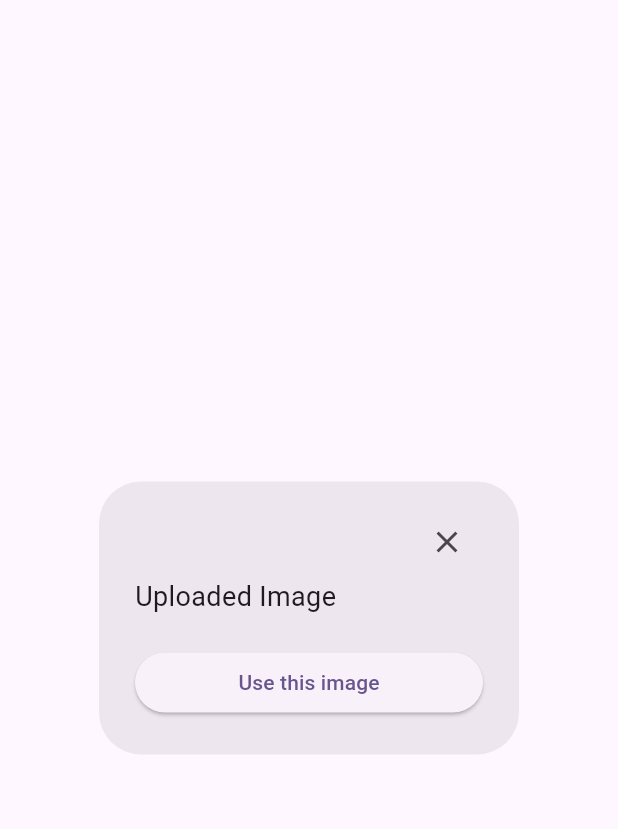
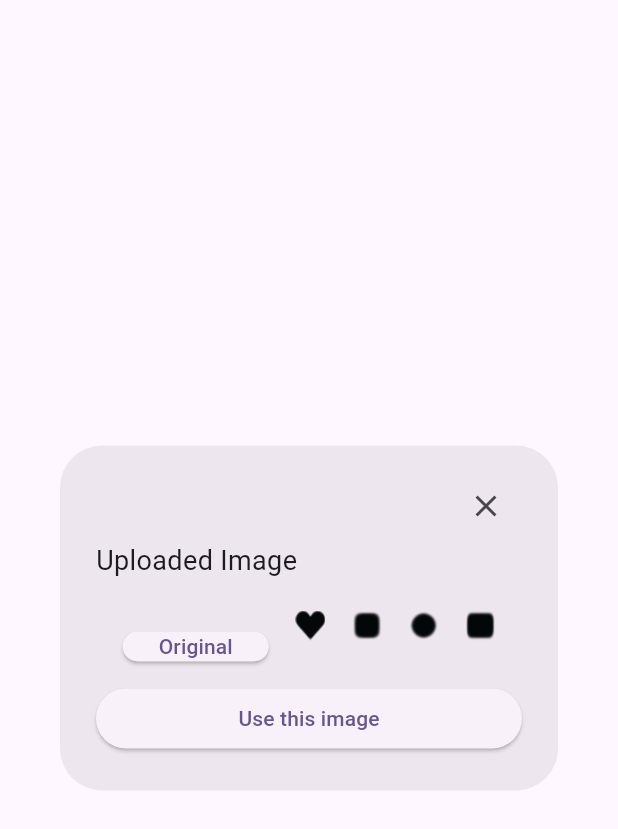
Before and after one commit to iamRahul21/add-image-and-edit-feature-flutter, a Flutter app: the CustomPopup widget shown alone on an empty page, opened directly, on a phone screen of 412 x 824 dp. Shown: the top 829 px of the screen. Run offline on Flutter 3.47's test engine with Material 3 defaults, Android fonts, the phone set to English and light mode, and no system bars; our stand-ins replace image_cropper, image_picker.

Commit message:
more buttons added

```diff
--- a/lib/custom_popup.dart
+++ b/lib/custom_popup.dart
@@ -3,15 +3,28 @@ import 'package:flutter/material.dart';
 class CustomPopup extends StatelessWidget {
   final VoidCallback onClose;
   final VoidCallback onSelect;
+  final VoidCallback onButton1Pressed;
+  final VoidCallback onButton2Pressed;
+  final VoidCallback onButton3Pressed;
+  final VoidCallback onButton4Pressed;
+  final VoidCallback onButton5Pressed;
 
   const CustomPopup({
-    super.key,
+    Key? key,
     required this.onClose,
     required this.onSelect,
-  });
+    required this.onButton1Pressed,
+    required this.onButton2Pressed,
+    required this.onButton3Pressed,
+    required this.onButton4Pressed,
+    required this.onButton5Pressed,
+  }) : super(key: key);
 
   @override
   Widget build(BuildContext context) {
+    double screenWidth = MediaQuery.of(context).size.width;
+    double popupWidth = screenWidth * 0.95; // 95% of screen width
+
     return AlertDialog(
       content: Column(
         mainAxisSize: MainAxisSize.min,
@@ -32,7 +45,67 @@ class CustomPopup extends StatelessWidget {
           ),
           const SizedBox(height: 20),
           SizedBox(
-            width: double.infinity,
+            width: popupWidth,
+            child: Wrap(
+              alignment: WrapAlignment.spaceEvenly,
+              children: [
+                ElevatedButton(
+                  onPressed: onButton1Pressed,
+                  style: ElevatedButton.styleFrom(
+                    // padding: EdgeInsets.zero,
+                    minimumSize: const Size(2, 2), // Set minimum size to 2x2
+                  ),
+                  child: const Text('Original'),
+                ),
+                GestureDetector(
+                  onTap: onButton2Pressed,
+                  child: SizedBox(
+                    width: 20,
+                    height: 20,
+                    child: Image.asset(
+                      'asset/user_image_frame_1.png',
+                      fit: BoxFit.fill, // Fill the entire button area
+                    ),
+                  ),
+                ),
+                GestureDetector(
+                  onTap: onButton3Pressed,
+                  child: SizedBox(
+                    width: 20,
+                    height: 20,
+                    child: Image.asset(
+                      'asset/user_image_frame_2.png',
+                      fit: BoxFit.fill, // Fill the entire button area
+                    ),
+                  ),
+                ),
+                GestureDetector(
+                  onTap: onButton4Pressed,
+                  child: SizedBox(
+                    width: 20,
+                    height: 20,
+                    child: Image.asset(
+                      'asset/user_image_frame_3.png',
+                      fit: BoxFit.fill, // Fill the entire button area
+                    ),
+                  ),
+                ),
+                GestureDetector(
+                  onTap: onButton5Pressed,
+                  child: SizedBox(
+                    width: 20,
+                    height: 20,
+                    child: Image.asset(
+                      'asset/user_image_frame_4.png',
+                      fit: BoxFit.fill, // Fill the entire button area
+                    ),
+                  ),
+                ),
+              ],
+            ),
+          ),
+          SizedBox(
+            width: popupWidth,
             child: ElevatedButton(
               onPressed: onSelect,
               child: const Text('Use this image'),
--- a/lib/image_editing_page.dart
+++ b/lib/image_editing_page.dart
@@ -1,4 +1,4 @@
-// ignore_for_file: library_private_types_in_public_api, use_build_context_synchronously
+// ignore_for_file: use_build_context_synchronously
 
 import 'dart:io';
 import 'dart:typed_data';
@@ -10,7 +10,7 @@ import 'custom_popup.dart'; // Import the CustomPopup widget
 class ImageEditingPage extends StatefulWidget {
   final String imagePath;
 
-  const ImageEditingPage({super.key, required this.imagePath});
+  const ImageEditingPage({Key? key, required this.imagePath}) : super(key: key);
 
   @override
   _ImageEditingPageState createState() => _ImageEditingPageState();
@@ -82,7 +82,8 @@ class _ImageEditingPageState extends State<ImageEditingPage> {
           CropAspectRatioPreset.ratio4x3,
           CropAspectRatioPreset.ratio16x9
         ],
-        uiSettings: [AndroidUiSettings(
+        uiSettings: [
+          AndroidUiSettings(
             toolbarTitle: 'Crop',
             toolbarColor: Colors.deepOrange,
             toolbarWidgetColor: Colors.white,
@@ -91,7 +92,8 @@ class _ImageEditingPageState extends State<ImageEditingPage> {
           ),
           IOSUiSettings(
             minimumAspectRatio: 1.0,
-        ),]
+          ),
+        ],
       );
 
       if (croppedFile != null) {
@@ -108,6 +110,21 @@ class _ImageEditingPageState extends State<ImageEditingPage> {
               onSelect: () {
                 // Handle the select action here
                 Navigator.of(context).pop(); // Close the popup
+              },
+              onButton1Pressed: () {
+                // Implement the action for button 1
+              },
+              onButton2Pressed: () {
+                // Implement the action for button 2
+              },
+              onButton3Pressed: () {
+                // Implement the action for button 3
+              },
+              onButton4Pressed: () {
+                // Implement the action for button 4
+              },
+              onButton5Pressed: () {
+                // Implement the action for button 5
               },
             );
           },
```
Also changed, not shown: pubspec.yaml (+5 -2 lines). Lines whose indentation alone changed are shown as unchanged.
